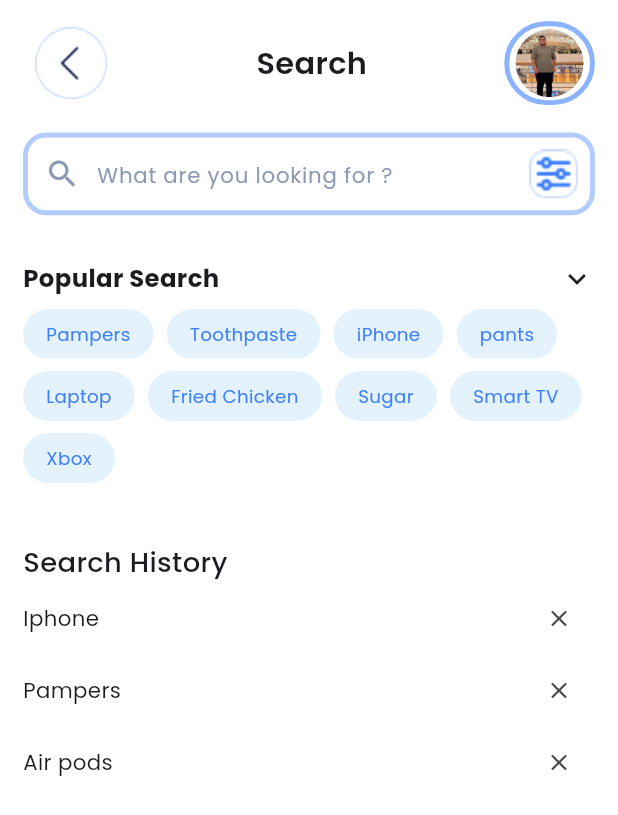
After one commit to khaledmohd202/marketi, a Flutter app: the SearchView screen opened directly, on a phone screen of 412 x 824 dp. The commit adds this screen. Shown: the top 815 px of the screen. Run offline on Flutter 3.47's test engine with Material 3 defaults, Android fonts, the phone set to English and light mode, and no system bars; our stand-ins replace dartz, dio, flutter_bloc, flutter_rating_bar, flutter_screenutil, get_it and 4 more; accounts and stored records are empty.

Commit message:
Search View "UI"

```diff
--- a/lib/core/routing/app_routes.dart
+++ b/lib/core/routing/app_routes.dart
@@ -26,6 +26,7 @@ import 'package:marketi/features/main/presentation/view/main_view.dart';
 import 'package:marketi/features/menu/presentation/view/menu_view.dart';
 import 'package:marketi/features/onboarding/presentation/view/onboarding.dart';
 import 'package:marketi/features/profile/presentation/view/profile_view.dart';
+import 'package:marketi/features/search/presentation/views/search_view.dart';
 
 class AppRoutes {
   static const String onboarding = '/onboarding';
@@ -51,6 +52,7 @@ class AppRoutes {
   static const String buyAgain = '/buy-again';
   static const String cartCheckout = '/cart-checkout';
   static const String profile = '/profile';
+  static const String search = '/search';
 
   static Route<void> onGenerateRoute(RouteSettings settings) {
     //
@@ -148,6 +150,10 @@ class AppRoutes {
         return BaseRoutes(
           page: const ProfileView(),
         );
+      case search:
+        return BaseRoutes(
+          page: const SearchView(),
+        );
       default:
         return kDebugMode
             ? BaseRoutes(
--- a/lib/features/home/presentation/view/home_view.dart
+++ b/lib/features/home/presentation/view/home_view.dart
@@ -34,7 +34,10 @@ class _HomeViewState extends State<HomeView> {
             ),
             // Search Bar
             SliverToBoxAdapter(
-              child: HomeSearchBar(controller: _controller),
+              child: HomeSearchBar(
+                controller: _controller,
+                onTap: () => context.pushNamed(AppRoutes.search),
+              ),
             ),
             // Banner Bar
             const SliverToBoxAdapter(
--- a/lib/features/home/presentation/widgets/home_search_bar.dart
+++ b/lib/features/home/presentation/widgets/home_search_bar.dart
@@ -5,12 +5,23 @@ import 'package:marketi/core/themes/colors/marketi_colors.dart';
 import 'package:marketi/core/themes/styles/marketi_text_styles.dart';
 
 class HomeSearchBar extends StatelessWidget {
-  const HomeSearchBar({required this.controller, super.key});
+  const HomeSearchBar({
+    required this.controller,
+    super.key,
+    this.onTap,
+    this.onPressedFilter,
+  });
   final TextEditingController controller;
+  final VoidCallback? onTap;
+  final VoidCallback? onPressedFilter;
 
   @override
   Widget build(BuildContext context) {
-    return Padding(
+    return GestureDetector(
+      onTap: onTap,
+      child: AbsorbPointer(
+        absorbing: onTap != null,
+        child: Padding(
           padding: EdgeInsets.symmetric(vertical: 14.h),
           child: Container(
             padding: EdgeInsets.only(left: 10.w),
@@ -45,7 +56,7 @@ class HomeSearchBar extends StatelessWidget {
                 // SizedBox(width: 15.w),
                 // const Spacer(),
                 IconButton(
-              onPressed: () {},
+                  onPressed: onPressedFilter,
                   icon: Image.asset(
                     MarketiIcons.filterIcon,
                     scale: 0.8,
@@ -54,6 +65,8 @@ class HomeSearchBar extends StatelessWidget {
               ],
             ),
           ),
+        ),
+      ),
     );
   }
 }
--- /dev/null
+++ b/lib/features/search/presentation/views/search_view.dart
@@ -0,0 +1,57 @@
+import 'package:flutter/material.dart';
+import 'package:flutter_screenutil/flutter_screenutil.dart';
+import 'package:marketi/core/common/widgets/text_app.dart';
+import 'package:marketi/core/themes/styles/marketi_text_styles.dart';
+import 'package:marketi/features/home/presentation/widgets/home_search_bar.dart';
+import 'package:marketi/features/search/presentation/widgets/search_app_bar.dart';
+import 'package:marketi/features/search/presentation/widgets/search_text_field.dart';
+
+class SearchView extends StatefulWidget {
+  const SearchView({super.key});
+
+  @override
+  State<SearchView> createState() => _SearchViewState();
+}
+
+class _SearchViewState extends State<SearchView> {
+  final TextEditingController _controller = TextEditingController();
+  @override
+  Widget build(BuildContext context) {
+    return Scaffold(
+      body: SafeArea(
+        child: SingleChildScrollView(
+          child: Padding(
+            padding: EdgeInsets.symmetric(horizontal: 14.w, vertical: 10.h),
+            child: Column(
+              crossAxisAlignment: CrossAxisAlignment.start,
+              children: [
+                const SearchAppBar(),
+                // SizedBox(height: 16.h),
+                HomeSearchBar(controller: _controller, onPressedFilter: () {}),
+                SizedBox(height: 16.h),
+                const SearchPopularSection(),
+                SizedBox(height: 40.h),
+                TextApp(
+                  text: 'Search History',
+                  theme: MarketiTextStyles.textStyle18,
+                ),
+                SearchHistoryItem(
+                  label: 'Iphone',
+                  onDelete: () {},
+                ),
+                SearchHistoryItem(
+                  label: 'Pampers',
+                  onDelete: () {},
+                ),
+                SearchHistoryItem(
+                  label: 'Air pods',
+                  onDelete: () {},
+                ),
+              ],
+            ),
+          ),
+        ),
+      ),
+    );
+  }
+}
--- /dev/null
+++ b/lib/features/search/presentation/widgets/search_app_bar.dart
@@ -0,0 +1,33 @@
+import 'package:flutter/material.dart';
+import 'package:flutter_screenutil/flutter_screenutil.dart';
+import 'package:marketi/core/common/widgets/custom_circle_avatar.dart';
+import 'package:marketi/core/const/icons/marketi_icons.dart';
+import 'package:marketi/core/const/images/marketi_images.dart';
+import 'package:marketi/core/themes/styles/marketi_text_styles.dart';
+
+class SearchAppBar extends StatelessWidget {
+  const SearchAppBar({super.key});
+
+  @override
+  Widget build(BuildContext context) {
+    return Row(
+      mainAxisAlignment: MainAxisAlignment.spaceBetween,
+      children: [
+        IconButton(
+          onPressed: () => Navigator.pop(context),
+          icon: Image.asset(MarketiIcons.backButton),
+        ),
+        Text(
+          'Search',
+          style: MarketiTextStyles.textStyle20,
+        ),
+        CustomCircleAvatar(
+          imageUrl: MarketiImages.khaled,
+          radius: 30.r,
+          height: 55.h,
+          width: 55.w,
+        ),
+      ],
+    );
+  }
+}
--- /dev/null
+++ b/lib/features/search/presentation/widgets/search_text_field.dart
@@ -0,0 +1,108 @@
+import 'package:flutter/material.dart';
+import 'package:flutter_screenutil/flutter_screenutil.dart';
+import 'package:marketi/core/common/widgets/text_app.dart';
+import 'package:marketi/core/themes/colors/marketi_colors.dart';
+import 'package:marketi/core/themes/styles/marketi_text_styles.dart';
+
+class SearchTextField extends StatelessWidget {
+  const SearchTextField({super.key});
+
+  @override
+  Widget build(BuildContext context) {
+    return const Placeholder();
+  }
+}
+
+class SearchPopularSection extends StatelessWidget {
+  const SearchPopularSection({super.key});
+
+  static const List<String> _popularSearches = [
+    'Pampers',
+    'Toothpaste',
+    'iPhone',
+    'pants',
+    'Laptop',
+    'Fried Chicken',
+    'Sugar',
+    'Smart TV',
+    'Xbox',
+  ];
+
+  @override
+  Widget build(BuildContext context) {
+    return Column(
+      crossAxisAlignment: CrossAxisAlignment.start,
+      children: [
+        Row(
+          mainAxisAlignment: MainAxisAlignment.spaceBetween,
+          children: [
+            TextApp(
+              text: 'Popular Search',
+              theme: MarketiTextStyles.textStyle16.copyWith(
+                fontWeight: FontWeight.bold,
+              ),
+            ),
+            const Icon(Icons.keyboard_arrow_down),
+          ],
+        ),
+        SizedBox(height: 8.h),
+        Wrap(
+          spacing: 8.w,
+          runSpacing: 8.h,
+          children: _popularSearches
+              .map((item) => SearchChip(label: item))
+              .toList(),
+        ),
+      ],
+    );
+  }
+}
+
+class SearchChip extends StatelessWidget {
+  const SearchChip({required this.label, super.key});
+  final String label;
+
+  @override
+  Widget build(BuildContext context) {
+    return Container(
+      padding: EdgeInsets.symmetric(horizontal: 14.w, vertical: 8.h),
+      decoration: BoxDecoration(
+        color: Colors.blue[50],
+        borderRadius: BorderRadius.circular(20.r),
+      ),
+      child: TextApp(
+        text: label,
+        theme: MarketiTextStyles.textStyle12.copyWith(
+          color: MarketiColors.lightBlue900Color,
+        ),
+      ),
+    );
+  }
+}
+
+class SearchHistoryItem extends StatelessWidget {
+  const SearchHistoryItem({
+    required this.label,
+    required this.onDelete,
+    super.key,
+  });
+  final String label;
+  final VoidCallback onDelete;
+
+  @override
+  Widget build(BuildContext context) {
+    return Row(
+      mainAxisAlignment: MainAxisAlignment.spaceBetween,
+      children: [
+        TextApp(
+          text: label,
+          theme: MarketiTextStyles.textStyle14,
+        ),
+        IconButton(
+          onPressed: onDelete,
+          icon: const Icon(Icons.close, size: 18),
+        ),
+      ],
+    );
+  }
+}
```
Lines whose indentation alone changed are shown as unchanged.
